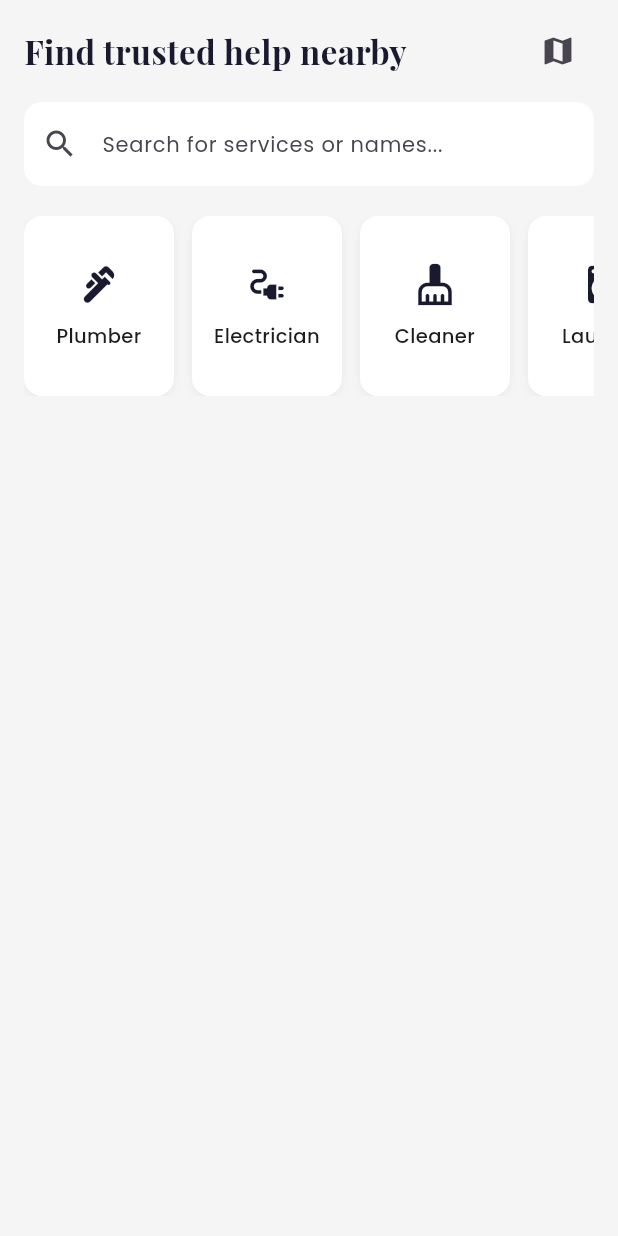
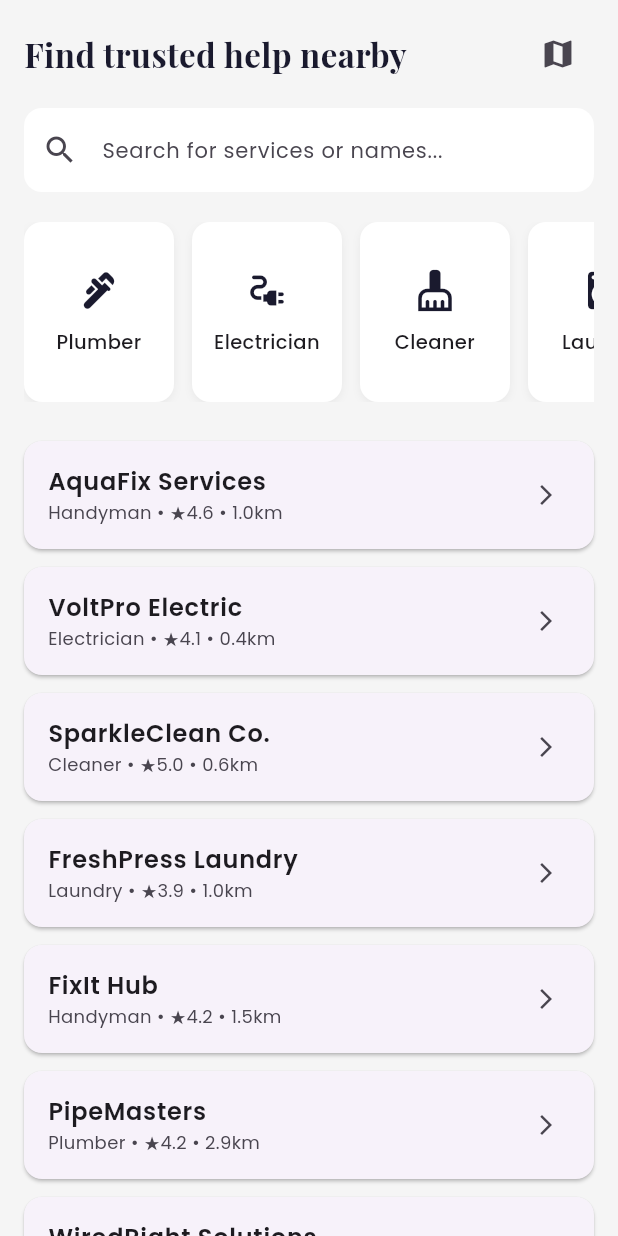
Before and after one commit to leyrieee/CasaLuxe, a Flutter app: the HomeScreen screen opened directly, on a phone screen of 412 x 824 dp. Run offline on Flutter 3.47's test engine with Material 3 defaults, Android fonts, the phone set to English and light mode, and no system bars; our stand-ins replace cached_network_image, cloud_firestore, firebase_auth, firebase_core, firebase_storage, geolocator and 5 more; missing offline and left inert: stream_chat_flutter; accounts and stored records are empty.

Commit message:
final edits to home screen

```diff
--- a/lib/screens/home_screen.dart
+++ b/lib/screens/home_screen.dart
@@ -20,10 +20,11 @@ class HomeScreen extends StatefulWidget {
 class _HomeScreenState extends State<HomeScreen> {
   // ignore: unused_field
   late GoogleMapController _mapController;
-  LatLng _currentPosition = const LatLng(5.6651, -0.1657); // Default: Accra
+  LatLng _currentPosition = const LatLng(5.6651, -0.1657);
   bool _showMap = false;
   final Map<MarkerId, Marker> _markers = {};
   final TextEditingController _searchController = TextEditingController();
+
   final List<String> categories = [
     'Plumber',
     'Electrician',
@@ -31,40 +32,186 @@ class _HomeScreenState extends State<HomeScreen> {
     'Laundry',
     'Handyman'
   ];
-  List<Map<String, String>> _displayedArtisans = [];
 
-  final List<Map<String, String>> allArtisans = [
-    {'name': 'AquaFix Services', 'category': 'Handyman'},
-    {'name': 'VoltPro Electric', 'category': 'Electrician'},
-    {'name': 'SparkleClean Co.', 'category': 'Cleaner'},
-    {'name': 'FreshPress Laundry', 'category': 'Laundry'},
-    {'name': 'FixIt Hub', 'category': 'Handyman'},
-    {'name': 'PipeMasters', 'category': 'Plumber'},
-    {'name': 'WiredRight Solutions', 'category': 'Electrician'},
-    {'name': 'EcoClean Express', 'category': 'Cleaner'},
-    {'name': 'UrbanWash', 'category': 'Laundry'},
-    {'name': 'QuickFix Crew', 'category': 'Handyman'},
-    {'name': 'LeakAway', 'category': 'Plumber'},
-    {'name': 'BrightCurrent', 'category': 'Electrician'},
-    {'name': 'NeatNest Cleaners', 'category': 'Cleaner'},
-    {'name': 'WashPro Laundry', 'category': 'Laundry'},
-    {'name': 'Reliable Repairs', 'category': 'Handyman'},
-    {'name': 'BlueTap Plumbing', 'category': 'Plumber'},
-    {'name': 'PowerNode Electricians', 'category': 'Electrician'},
-    {'name': 'ShinySpaces', 'category': 'Cleaner'},
-    {'name': 'LaundryLux', 'category': 'Laundry'},
-    {'name': 'HandyGuys Inc.', 'category': 'Handyman'},
-    {'name': 'DrainWizards', 'category': 'Plumber'},
-    {'name': 'CircuitSquad', 'category': 'Electrician'},
-    {'name': 'Spick&Span', 'category': 'Cleaner'},
-    {'name': 'SpeedyWash', 'category': 'Laundry'},
-    {'name': 'MasterHand Repairs', 'category': 'Handyman'},
-    {'name': 'FlowLine Plumbers', 'category': 'Plumber'},
-    {'name': 'AmpedUp Electrics', 'category': 'Electrician'},
-    {'name': 'GlowUp Cleaners', 'category': 'Cleaner'},
-    {'name': 'EcoBubble Laundry', 'category': 'Laundry'},
-    {'name': 'HandyHome Pros', 'category': 'Handyman'},
+  final List<Map<String, dynamic>> allArtisans = [
+    {
+      "name": "AquaFix Services",
+      "category": "Handyman",
+      "rating": 4.6,
+      "distance": 1.0
+    },
+    {
+      "name": "VoltPro Electric",
+      "category": "Electrician",
+      "rating": 4.1,
+      "distance": 0.4
+    },
+    {
+      "name": "SparkleClean Co.",
+      "category": "Cleaner",
+      "rating": 5.0,
+      "distance": 0.6
+    },
+    {
+      "name": "FreshPress Laundry",
+      "category": "Laundry",
+      "rating": 3.9,
+      "distance": 1.0
+    },
+    {
+      "name": "FixIt Hub",
+      "category": "Handyman",
+      "rating": 4.2,
+      "distance": 1.5
+    },
+    {
+      "name": "PipeMasters",
+      "category": "Plumber",
+      "rating": 4.2,
+      "distance": 2.9
+    },
+    {
+      "name": "WiredRight Solutions",
+      "category": "Electrician",
+      "rating": 4.6,
+      "distance": 2.5
+    },
+    {
+      "name": "EcoClean Express",
+      "category": "Cleaner",
+      "rating": 4.4,
+      "distance": 2.7
+    },
+    {
+      "name": "UrbanWash",
+      "category": "Laundry",
+      "rating": 4.8,
+      "distance": 2.6
+    },
+    {
+      "name": "QuickFix Crew",
+      "category": "Handyman",
+      "rating": 5.0,
+      "distance": 1.6
+    },
+    {"name": "LeakAway", "category": "Plumber", "rating": 4.5, "distance": 2.7},
+    {
+      "name": "BrightCurrent",
+      "category": "Electrician",
+      "rating": 4.2,
+      "distance": 1.9
+    },
+    {
+      "name": "NeatNest Cleaners",
+      "category": "Cleaner",
+      "rating": 4.5,
+      "distance": 2.9
+    },
+    {
+      "name": "WashPro Laundry",
+      "category": "Laundry",
+      "rating": 4.4,
+      "distance": 2.8
+    },
+    {
+      "name": "Reliable Repairs",
+      "category": "Handyman",
+      "rating": 4.0,
+      "distance": 1.9
+    },
+    {
+      "name": "BlueTap Plumbing",
+      "category": "Plumber",
+      "rating": 4.2,
+      "distance": 2.2
+    },
+    {
+      "name": "PowerNode Electricians",
+      "category": "Electrician",
+      "rating": 4.6,
+      "distance": 2.4
+    },
+    {
+      "name": "ShinySpaces",
+      "category": "Cleaner",
+      "rating": 4.4,
+      "distance": 2.9
+    },
+    {
+      "name": "LaundryLux",
+      "category": "Laundry",
+      "rating": 3.8,
+      "distance": 1.7
+    },
+    {
+      "name": "HandyGuys Inc.",
+      "category": "Handyman",
+      "rating": 4.1,
+      "distance": 2.1
+    },
+    {
+      "name": "DrainWizards",
+      "category": "Plumber",
+      "rating": 4.5,
+      "distance": 1.8
+    },
+    {
+      "name": "CircuitSquad",
+      "category": "Electrician",
+      "rating": 4.0,
+      "distance": 2.4
+    },
+    {
+      "name": "Spick&Span",
+      "category": "Cleaner",
+      "rating": 3.8,
+      "distance": 1.8
+    },
+    {
+      "name": "SpeedyWash",
+      "category": "Laundry",
+      "rating": 4.4,
+      "distance": 1.7
+    },
+    {
+      "name": "MasterHand Repairs",
+      "category": "Handyman",
+      "rating": 3.8,
+      "distance": 1.8
+    },
+    {
+      "name": "FlowLine Plumbers",
+      "category": "Plumber",
+      "rating": 3.6,
+      "distance": 2.8
+    },
+    {
+      "name": "AmpedUp Electrics",
+      "category": "Electrician",
+      "rating": 4.3,
+      "distance": 2.3
+    },
+    {
+      "name": "GlowUp Cleaners",
+      "category": "Cleaner",
+      "rating": 4.9,
+      "distance": 2.1
+    },
+    {
+      "name": "EcoBubble Laundry",
+      "category": "Laundry",
+      "rating": 3.7,
+      "distance": 2.7
+    },
+    {
+      "name": "HandyHome Pros",
+      "category": "Handyman",
+      "rating": 4.2,
+      "distance": 2.9
+    }
   ];
+
+  List<Map<String, dynamic>> _displayedArtisans = [];
 
   @override
   void initState() {
@@ -84,20 +231,23 @@ class _HomeScreenState extends State<HomeScreen> {
       final position = await Geolocator.getCurrentPosition();
       setState(() {
         _currentPosition = LatLng(position.latitude, position.longitude);
-        _generateMockMarkers();
+        _generateMarkers();
       });
     }
   }
 
-  void _generateMockMarkers() {
+  void _generateMarkers() {
     final random = Random();
+    _markers.clear();
     for (int i = 0; i < _displayedArtisans.length; i++) {
       final offsetLat = (random.nextDouble() - 0.5) / 300;
       final offsetLng = (random.nextDouble() - 0.5) / 300;
-      final position = LatLng(_currentPosition.latitude + offsetLat,
-          _currentPosition.longitude + offsetLng);
+      final position = LatLng(
+        _currentPosition.latitude + offsetLat,
+        _currentPosition.longitude + offsetLng,
+      );
+
       final artisan = _displayedArtisans[i];
-
       final markerId = MarkerId('artisan_$i');
       _markers[markerId] = Marker(
         markerId: markerId,
@@ -105,28 +255,82 @@ class _HomeScreenState extends State<HomeScreen> {
         infoWindow: InfoWindow(
           title: artisan['name'],
           snippet: 'Tap to chat or book',
-          onTap: () =>
-              _showArtisanBottomSheet(artisan['name']!, artisan['category']!),
+          onTap: () => _showArtisanBottomSheet(artisan),
         ),
         icon: BitmapDescriptor.defaultMarkerWithHue(BitmapDescriptor.hueAzure),
       );
     }
-    setState(() {});
   }
 
   void _filterArtisans(String query) {
     final filtered = allArtisans.where((artisan) {
-      final name = artisan['name']!.toLowerCase();
-      final category = artisan['category']!.toLowerCase();
+      final name = artisan['name'].toLowerCase();
+      final category = artisan['category'].toLowerCase();
       return name.contains(query.toLowerCase()) ||
           category.contains(query.toLowerCase());
     }).toList();
 
     setState(() {
       _displayedArtisans = filtered;
-      _markers.clear();
-      _generateMockMarkers();
+      _generateMarkers();
     });
+  }
+
+  void _showArtisanBottomSheet(Map<String, dynamic> artisan) {
+    showModalBottomSheet(
+      context: context,
+      shape: const RoundedRectangleBorder(
+        borderRadius: BorderRadius.vertical(top: Radius.circular(20)),
+      ),
+      builder: (context) => Padding(
+        padding: const EdgeInsets.all(20),
+        child: Column(
+          mainAxisSize: MainAxisSize.min,
+          crossAxisAlignment: CrossAxisAlignment.start,
+          children: [
+            Text(artisan['name'],
+                style: GoogleFonts.playfairDisplay(
+                    fontSize: 22, fontWeight: FontWeight.bold)),
+            const SizedBox(height: 10),
+            Text('Professional ${artisan['category']} service',
+                style: GoogleFonts.poppins(fontSize: 14)),
+            const SizedBox(height: 10),
+            Text('★ ${artisan['rating']} · ${artisan['distance']} km away',
+                style:
+                    GoogleFonts.poppins(fontSize: 13, color: Colors.grey[700])),
+            const SizedBox(height: 20),
+            Row(
+              mainAxisAlignment: MainAxisAlignment.spaceEvenly,
+              children: [
+                ElevatedButton.icon(
+                  onPressed: () {
+                    Navigator.pop(context);
+                    _startChatWithArtisan(artisan['name']);
+                  },
+                  icon: const Icon(Icons.chat),
+                  label: const Text('Chat'),
+                ),
+                ElevatedButton.icon(
+                  onPressed: () {
+                    Navigator.pop(context);
+                    Navigator.push(
+                      context,
+                      MaterialPageRoute(
+                        builder: (_) => BookingFormScreen(
+                          artisanCategory: artisan['category'],
+                        ),
+                      ),
+                    );
+                  },
+                  icon: const Icon(Icons.calendar_today),
+                  label: const Text('Book'),
+                ),
+              ],
+            ),
+          ],
+        ),
+      ),
+    );
   }
 
   Future<void> _startChatWithArtisan(String name) async {
@@ -153,56 +357,6 @@ class _HomeScreenState extends State<HomeScreen> {
     );
   }
 
-  void _showArtisanBottomSheet(String name, String category) {
-    showModalBottomSheet(
-      context: context,
-      shape: const RoundedRectangleBorder(
-          borderRadius: BorderRadius.vertical(top: Radius.circular(20))),
-      builder: (context) => Padding(
-        padding: const EdgeInsets.all(20),
-        child: Column(
-          mainAxisSize: MainAxisSize.min,
-          crossAxisAlignment: CrossAxisAlignment.start,
-          children: [
-            Text(name,
-                style: GoogleFonts.playfairDisplay(
-                    fontSize: 22, fontWeight: FontWeight.bold)),
-            const SizedBox(height: 10),
-            Text('Professional $category service',
-                style: GoogleFonts.poppins(fontSize: 14)),
-            const SizedBox(height: 20),
-            Row(
-              mainAxisAlignment: MainAxisAlignment.spaceEvenly,
-              children: [
-                ElevatedButton.icon(
-                  onPressed: () {
-                    Navigator.pop(context);
-                    _startChatWithArtisan(name);
-                  },
-                  icon: const Icon(Icons.chat),
-                  label: const Text('Chat'),
-                ),
-                ElevatedButton.icon(
-                  onPressed: () {
-                    Navigator.pop(context);
-                    Navigator.push(
-                      context,
-                      MaterialPageRoute(
-                          builder: (_) =>
-                              BookingFormScreen(artisanCategory: category)),
-                    );
-                  },
-                  icon: const Icon(Icons.calendar_today),
-                  label: const Text('Book'),
-                ),
-              ],
-            ),
-          ],
-        ),
-      ),
-    );
-  }
-
   @override
   Widget build(BuildContext context) {
     return Scaffold(
@@ -212,8 +366,10 @@ class _HomeScreenState extends State<HomeScreen> {
           if (_showMap)
             Positioned.fill(
               child: GoogleMap(
-                initialCameraPosition:
-                    CameraPosition(target: _currentPosition, zoom: 15),
+                initialCameraPosition: CameraPosition(
+                  target: _currentPosition,
+                  zoom: 15,
+                ),
                 onMapCreated: (controller) => _mapController = controller,
                 myLocationEnabled: true,
                 myLocationButtonEnabled: true,
@@ -221,39 +377,26 @@ class _HomeScreenState extends State<HomeScreen> {
               ),
             ),
           SafeArea(
-            child: AnimatedContainer(
-              duration: const Duration(milliseconds: 300),
-              padding:
-                  const EdgeInsets.symmetric(horizontal: 16.0, vertical: 10),
-              margin: _showMap
-                  ? const EdgeInsets.only(top: 350)
-                  : const EdgeInsets.only(top: 0),
-              decoration: BoxDecoration(
-                color: const Color(0xFFF5F5F5),
-                borderRadius: _showMap
-                    ? const BorderRadius.vertical(top: Radius.circular(20))
-                    : null,
-              ),
+            child: SingleChildScrollView(
+              padding: const EdgeInsets.symmetric(horizontal: 16, vertical: 12),
               child: Column(
                 crossAxisAlignment: CrossAxisAlignment.start,
-                mainAxisSize: MainAxisSize.min,
                 children: [
                   Row(
                     mainAxisAlignment: MainAxisAlignment.spaceBetween,
                     children: [
                       Text('Find trusted help nearby',
                           style: GoogleFonts.playfairDisplay(
-                            fontSize: 22,
-                            fontWeight: FontWeight.bold,
-                            color: AppColors.primary,
-                          )),
+                              fontSize: 22,
+                              fontWeight: FontWeight.bold,
+                              color: AppColors.primary)),
                       IconButton(
                         icon: Icon(_showMap ? Icons.close : Icons.map),
                         onPressed: () => setState(() => _showMap = !_showMap),
                       ),
                     ],
                   ),
-                  const SizedBox(height: 10),
+                  const SizedBox(height: 12),
                   TextField(
                     controller: _searchController,
                     onChanged: _filterArtisans,
@@ -278,6 +421,21 @@ class _HomeScreenState extends State<HomeScreen> {
                           categories.map((c) => _buildQuickTile(c)).toList(),
                     ),
                   ),
+                  const SizedBox(height: 20),
+                  ..._displayedArtisans.map((artisan) => Card(
+                        margin: const EdgeInsets.symmetric(vertical: 6),
+                        child: ListTile(
+                          title: Text(artisan['name'],
+                              style: GoogleFonts.poppins(
+                                  fontWeight: FontWeight.w600)),
+                          subtitle: Text(
+                              '${artisan['category']} • ★${artisan['rating']} • ${artisan['distance']}km',
+                              style: GoogleFonts.poppins(fontSize: 12)),
+                          trailing:
+                              const Icon(Icons.arrow_forward_ios, size: 16),
+                          onTap: () => _showArtisanBottomSheet(artisan),
+                        ),
+                      )),
                 ],
               ),
             ),
@@ -297,7 +455,8 @@ class _HomeScreenState extends State<HomeScreen> {
     };
 
     return GestureDetector(
-      onTap: () => _showArtisanBottomSheet('Top $label Service', label),
+      onTap: () => _showArtisanBottomSheet(
+          {'name': 'Top $label Service', 'category': label}),
       child: Container(
         margin: const EdgeInsets.only(right: 12),
         padding: const EdgeInsets.all(12),
@@ -307,9 +466,10 @@ class _HomeScreenState extends State<HomeScreen> {
           borderRadius: BorderRadius.circular(12),
           boxShadow: [
             BoxShadow(
-                color: Colors.black.withOpacity(0.05),
-                blurRadius: 4,
-                offset: const Offset(0, 2))
+              color: Colors.black.withOpacity(0.05),
+              blurRadius: 4,
+              offset: const Offset(0, 2),
+            )
           ],
         ),
         child: Column(
```
